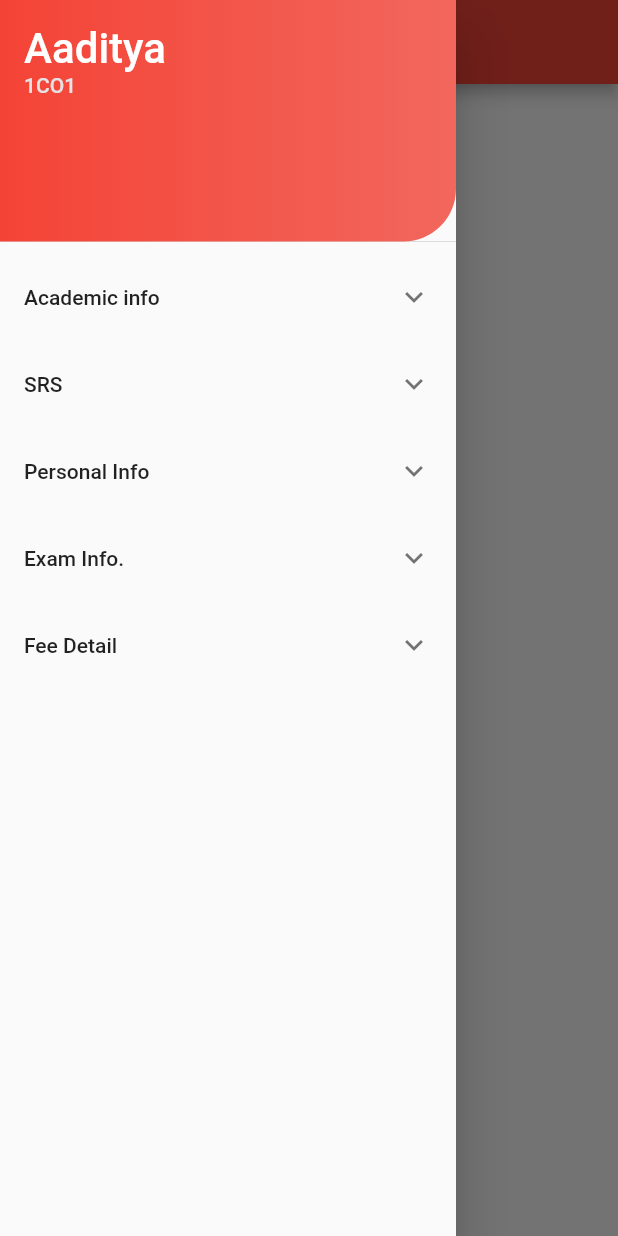
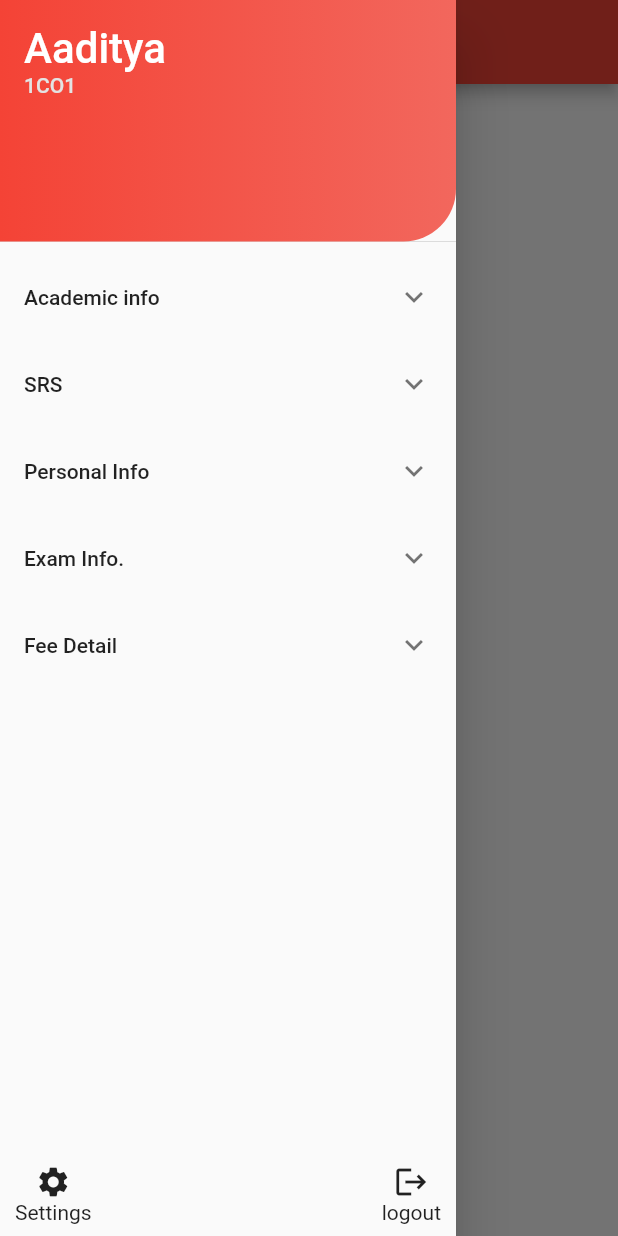
Before and after one commit to aadi-1024/project_app, a Flutter app: the HomeRoute screen opened by its route, with the side drawer open, on a phone screen of 412 x 824 dp. Run offline on Flutter 3.47's test engine with Material 2 defaults, Android fonts, the phone set to English and light mode, and no system bars.

Commit message:
Added logout and settings, some refactors

```diff
--- /dev/null
+++ b/lib/drawer/navbottombar.dart
@@ -0,0 +1,50 @@
+import 'package:flutter/material.dart';
+
+class NavBottomBar extends StatelessWidget {
+  const NavBottomBar({super.key});
+
+  @override
+  Widget build(BuildContext context) {
+    return Row(
+      mainAxisAlignment: MainAxisAlignment.spaceBetween,
+      children: [
+        InkWell(
+          onTap: () {
+            Navigator.popAndPushNamed(context, '/settings');
+          },
+          child: Container(
+            padding: const EdgeInsets.symmetric(
+              vertical: 8.0,
+              horizontal: 10.0,
+            ),
+            child: Column(
+              children: const [
+                Icon(Icons.settings),
+                Text("Settings"),
+              ],
+            ),
+          ),
+        ),
+        InkWell(
+          onTap: () {
+            Navigator.pop(context); //pop first the drawer
+            Navigator.pop(context); //then the home route
+            Navigator.pushNamed(context, '/'); //and push the login route
+          },
+          child: Container(
+            padding: const EdgeInsets.symmetric(
+              vertical: 8.0,
+              horizontal: 10.0,
+            ),
+            child: Column(
+              children: const [
+                Icon(Icons.logout),
+                Text("logout"),
+              ],
+            ),
+          ),
+        ),
+      ],
+    );
+  }
+}
--- a/lib/drawer/navdrawer.dart
+++ b/lib/drawer/navdrawer.dart
@@ -1,6 +1,7 @@
 import 'package:flutter/material.dart';
 import './user_drawer_header.dart';
 import './navlist.dart';
+import 'navbottombar.dart';
 
 class NavDrawer extends StatelessWidget {
   final String name;
@@ -13,6 +14,8 @@ class NavDrawer extends StatelessWidget {
       children: [
         UserHeader(name, group),
         const NavList(),
+        // const Spacer(),
+        const NavBottomBar(),
       ],
     );
   }
--- a/lib/drawer/navitem.dart
+++ b/lib/drawer/navitem.dart
@@ -12,7 +12,7 @@ class NavItem extends StatelessWidget {
             children: (categories)
                 .map(
                   (e) => ListTile(
-                    title: Text(e),
+                    title: Text('  ' + e),
                     onTap:() {
                       //todo
                     },
--- a/lib/drawer/navlist.dart
+++ b/lib/drawer/navlist.dart
@@ -60,8 +60,7 @@ class _NavListState extends State<NavList> {
 
   @override
   Widget build(BuildContext context) {
-    return SizedBox(
-      height: 400.0,
+    return Expanded(
       child: ListView.builder(
         itemCount: categories.length,
         itemBuilder: (context, i) {
--- a/lib/main.dart
+++ b/lib/main.dart
@@ -1,6 +1,8 @@
 import 'package:flutter/material.dart';
 import './loginroute.dart';
 import './homeroute.dart';
+import './settings/mainpage.dart';
+
 void main() {
   runApp(const AppRoot());
 }
@@ -13,8 +15,9 @@ class AppRoot extends StatelessWidget {
     return MaterialApp(
       initialRoute: '/',
       routes: {
-        '/': (context) => LoginRoute(),
+        '/': (context) => const LoginRoute(),
         '/home': (context) => const HomeRoute(),
+        '/settings': (context) => const SettingsRoute(),
       },
     );
   }
--- /dev/null
+++ b/lib/settings/mainpage.dart
@@ -0,0 +1,13 @@
+import 'package:flutter/material.dart';
+import '../brandbar.dart';
+
+class SettingsRoute extends StatelessWidget {
+  const SettingsRoute({super.key});
+
+  @override
+  Widget build(BuildContext context) {
+    return Scaffold(
+      appBar: brandBar(const Text("Settings")),
+    );
+  }
+}
```
